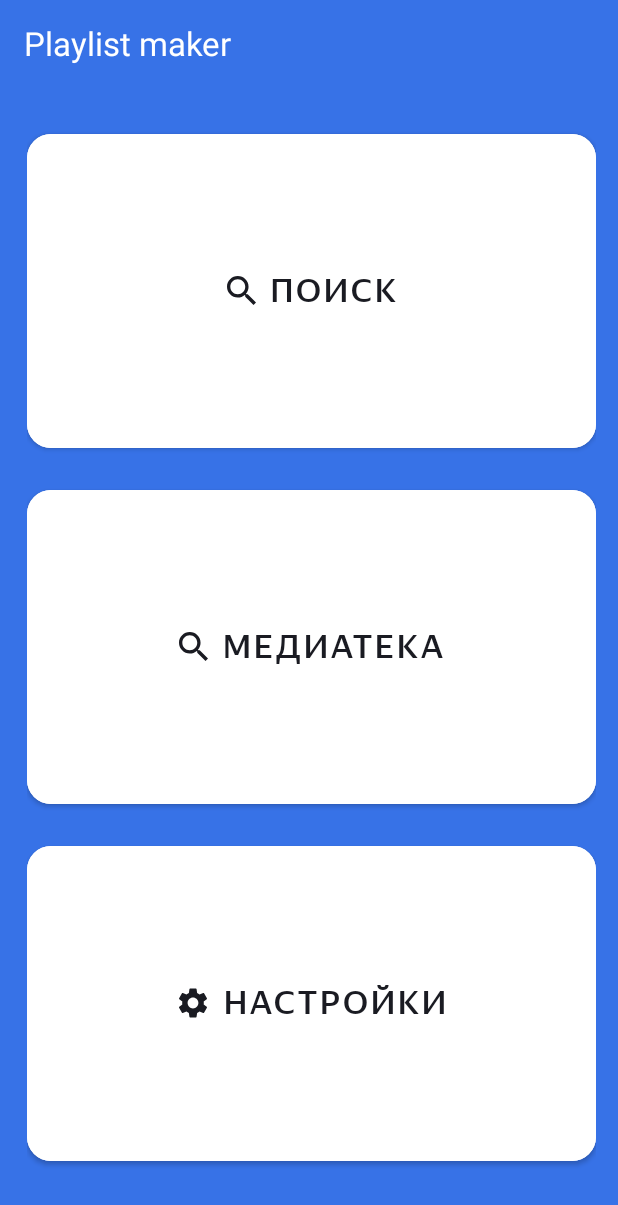
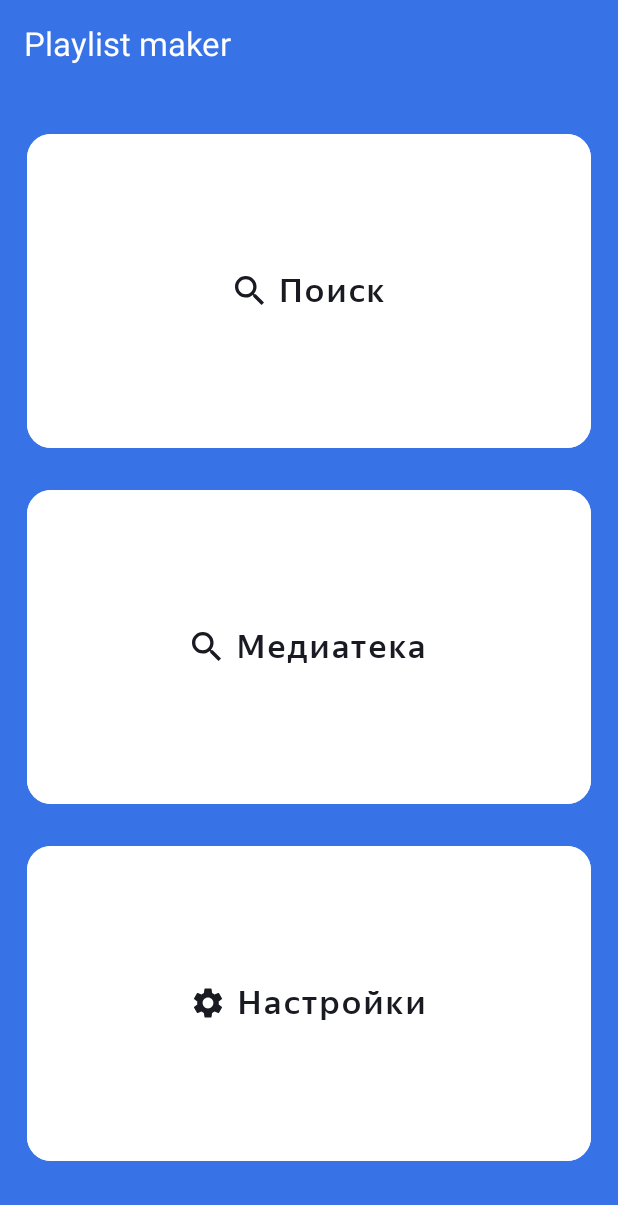
Before and after one commit to u11107/PlaylistMaker, an Android app: the screen it shows after launch (MainActivity), on a phone screen of 412 x 824 dp. Shown: the top 1205 px of the screen. Run offline under Robolectric (Android 15) with nearby library versions, the phone set to English and light mode, and no system bars.

Commit message:
fixes after review

```diff
--- a/app/src/main/res/layout/activity_search.xml
+++ b/app/src/main/res/layout/activity_search.xml
@@ -35,7 +35,6 @@
             android:id="@+id/search_editText"
             style="@style/searchEditText"
             android:background="@drawable/backgraund_radius_edittext"
-            android:backgroundTint="@color/color_switch_trackTint"
             android:drawableStart="@drawable/search_textedit_ic"
             android:hint="@string/search_text_edit"
             tools:ignore="Autofill" />
--- a/app/src/main/res/values-night/styles.xml
+++ b/app/src/main/res/values-night/styles.xml
@@ -54,19 +54,20 @@
         <item name="android:layout_width">match_parent</item>
         <item name="android:layout_height">match_parent</item>
         <item name="android:layout_gravity">center</item>
-        <item name="android:layout_marginStart">17dp</item>
+        <item name="android:layout_marginStart">18dp</item>
         <item name="android:layout_marginTop">24dp</item>
-        <item name="android:layout_marginEnd">15dp</item>
+        <item name="android:layout_marginEnd">18dp</item>
         <item name="android:layout_marginBottom">28dp</item>
         <item name="android:orientation">vertical</item>
     </style>
 
 
-    <style name="mainButtonStyle"  parent="Widget.MaterialComponents.Button">
+    <style name="mainButtonStyle"  parent="Widget.MaterialComponents.Button.UnelevatedButton">
         <item name="android:fontFamily">@font/ys_display_medium</item>
         <item name="android:textFontWeight" tools:ignore="NewApi">500</item>
         <item name="android:textColor">@color/dark_theme_item</item>
         <item name="android:textSize">@dimen/pl_text_size</item>
+        <item name="android:textAllCaps">false</item>
         <item name="android:layout_width">match_parent</item>
         <item name="android:layout_height">0dp</item>
         <item name="android:layout_gravity">center</item>
@@ -119,6 +120,7 @@
         <item name="android:paddingBottom">@dimen/search_editText_paddingBottom</item>
         <item name="android:paddingTop">@dimen/search_editText_paddingTop</item>
         <item name="android:drawablePadding">9dp</item>
+        <item name="android:backgroundTint">@color/color_Playlist_text</item>
         <item name="android:lines">1</item>
         <item name="android:maxLength">40</item>
         <item name="android:inputType">text</item>
--- a/app/src/main/res/values/colors.xml
+++ b/app/src/main/res/values/colors.xml
@@ -13,5 +13,6 @@
     <color name="color_main_background">#3772E7</color>
     <color name="color_image">#AEAFB4</color>
     <color name="color_switchDarkTheme">#3772E7</color>
-    <color name="color_switch_trackTint">#E6E8EB</color>
+    <color name="color_switch_trackTint">#959FAE</color>
+    <color name="color_editText_back">#E6E8EB</color>
 </resources>
--- a/app/src/main/res/values/styles.xml
+++ b/app/src/main/res/values/styles.xml
@@ -20,8 +20,6 @@
         <item name="android:textSize">@dimen/pl_text_size</item>
     </style>
 
-    android:textSize="22sp"
-    tools:targetApi="p"
 
     <style name="settingButtonBack">
         <item name="iconTint">@color/color_setting_text</item>
@@ -56,20 +54,21 @@
         <item name="android:layout_width">match_parent</item>
         <item name="android:layout_height">match_parent</item>
         <item name="android:layout_gravity">center</item>
-        <item name="android:layout_marginStart">17dp</item>
+        <item name="android:layout_marginStart">18dp</item>
         <item name="android:layout_marginTop">24dp</item>
-        <item name="android:layout_marginEnd">15dp</item>
+        <item name="android:layout_marginEnd">18dp</item>
         <item name="android:layout_marginBottom">28dp</item>
         <item name="android:orientation">vertical</item>
     </style>
 
 
 
-    <style name="mainButtonStyle"  parent="Widget.MaterialComponents.Button">
+    <style name="mainButtonStyle"  parent="Widget.MaterialComponents.Button.UnelevatedButton">
         <item name="android:fontFamily">@font/ys_display_medium</item>
         <item name="android:textFontWeight" tools:ignore="NewApi">500</item>
         <item name="android:textColor">@color/dark_theme_item</item>
         <item name="android:textSize">@dimen/pl_text_size</item>
+        <item name="android:textAllCaps">false</item>
         <item name="android:layout_width">match_parent</item>
         <item name="android:layout_height">0dp</item>
         <item name="android:layout_gravity">center</item>
@@ -124,6 +123,7 @@
         <item name="android:drawablePadding">9dp</item>
         <item name="android:lines">1</item>
         <item name="android:maxLength">40</item>
+        <item name="android:backgroundTint">@color/color_editText_back</item>
         <item name="android:inputType">text</item>
     </style>
 
```
Also changed, not shown: app/src/main/java/com/example/playlistmaker/SearchActivity.kt (+20 -15 lines), app/src/main/res/ic_search/Vector.png (deleted).
